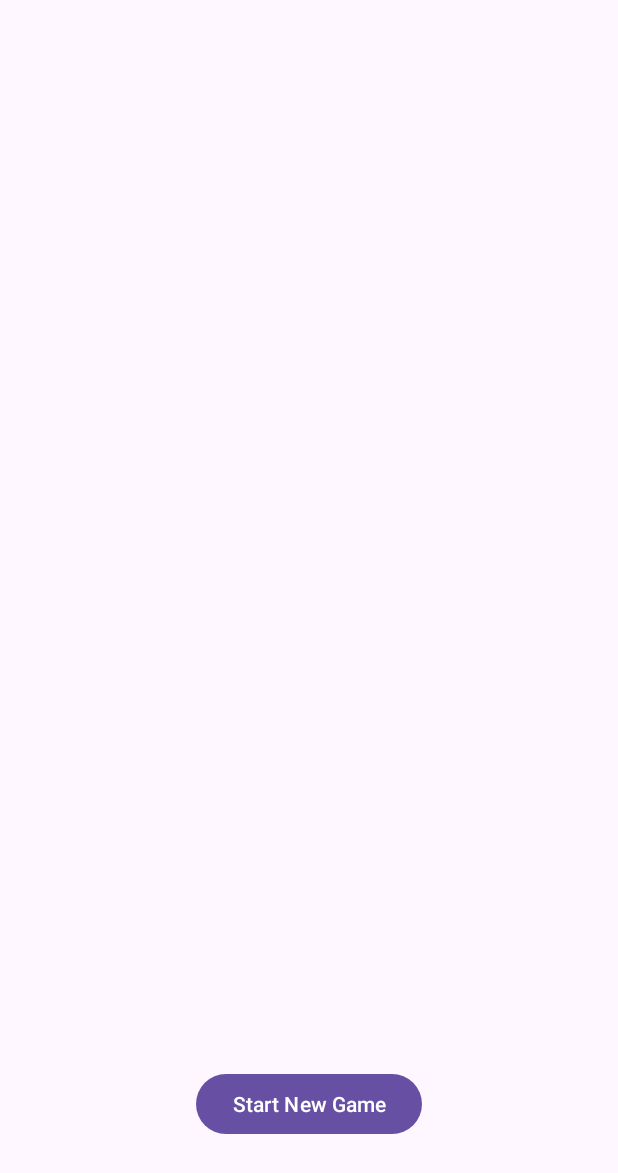
After one commit to shefexx/413Project, an Android app: the GameOverActivity screen opened directly, with no data from a screen before it, on a phone screen of 412 x 824 dp. The commit adds this screen. Shown: the top 1173 px of the screen. Run offline under Robolectric (Android 15) with nearby library versions, the phone set to English and light mode, and no system bars.

Commit message:
new activities + game logic

```diff
--- /dev/null
+++ b/app/src/main/java/com/so/a413project/GameOverActivity.java
@@ -0,0 +1,40 @@
+package com.so.a413project;
+
+import android.content.Intent;
+import android.os.Bundle;
+import android.view.View;
+import android.widget.Button;
+import android.widget.TextView;
+
+import androidx.appcompat.app.AppCompatActivity;
+
+public class GameOverActivity extends AppCompatActivity {
+
+    private TextView resultTextView;
+    private Button newGameButton;  // Button to start a new game
+
+    @Override
+    protected void onCreate(Bundle savedInstanceState) {
+        super.onCreate(savedInstanceState);
+        setContentView(R.layout.activity_game_over);
+
+        resultTextView = findViewById(R.id.result_text);  // Find the TextView with ID result_text
+        newGameButton = findViewById(R.id.new_game_button);  // Find the Button with ID new_game_button
+
+        // passing the data from MainActivity
+        String result = getIntent().getStringExtra("result");  // Retrieve the "result" string passed via Intent
+
+        // will show "You Win!" or "You Lose!")
+        resultTextView.setText(result);
+
+        newGameButton.setOnClickListener(new View.OnClickListener() {
+            @Override
+            public void onClick(View v) {
+                // Starting MainActivity again to restart the game
+                Intent intent = new Intent(GameOverActivity.this, MainActivity.class);  // Create a new Intent
+                startActivity(intent);  // Start MainActivity
+                finish();  // Closing the current GameOverActivity so the user cannot go back to it
+            }
+        });
+    }
+}
--- /dev/null
+++ b/app/src/main/res/layout/activity_game_over.xml
@@ -0,0 +1,33 @@
+<?xml version="1.0" encoding="utf-8"?>
+<androidx.constraintlayout.widget.ConstraintLayout xmlns:android="http://schemas.android.com/apk/res/android"
+    xmlns:app="http://schemas.android.com/apk/res-auto"
+    xmlns:tools="http://schemas.android.com/tools"
+    android:layout_width="match_parent"
+    android:layout_height="match_parent"
+    tools:context=".GameOverActivity">
+
+
+    <TextView
+        android:id="@+id/result_text"
+        android:layout_width="wrap_content"
+        android:layout_height="wrap_content"
+        android:text="Game Over"
+        android:textSize="24sp"
+        app:layout_constraintTop_toTopOf="parent"
+        app:layout_constraintStart_toStartOf="parent"
+        app:layout_constraintEnd_toEndOf="parent"
+        app:layout_constraintBottom_toTopOf="@+id/new_game_button"
+        android:layout_marginTop="32dp"
+        android:gravity="center"/>
+
+    <Button
+        android:id="@+id/new_game_button"
+        android:layout_width="wrap_content"
+        android:layout_height="wrap_content"
+        android:text="Start New Game"
+        app:layout_constraintStart_toStartOf="parent"
+        app:layout_constraintEnd_toEndOf="parent"
+        app:layout_constraintBottom_toBottomOf="parent"
+        android:layout_marginBottom="64dp"/>
+
+</androidx.constraintlayout.widget.ConstraintLayout>
```
Also changed, not shown: app/src/main/AndroidManifest.xml (+10 -3 lines), app/src/main/java/com/so/a413project/MainActivity.java (deleted, +0 -24 lines), app/src/main/res/layout/activity_main.xml (+40 -4 lines).
